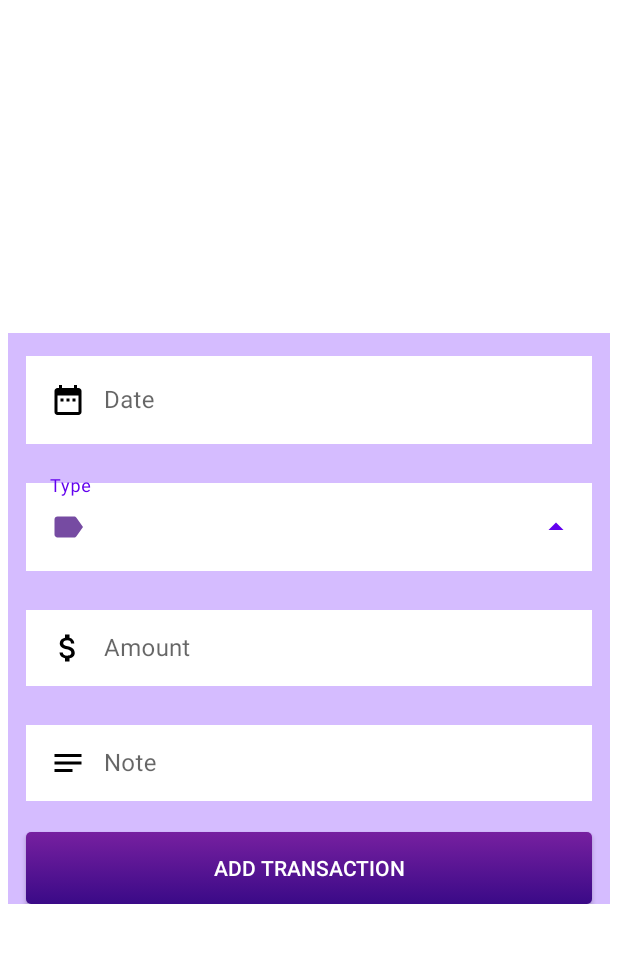
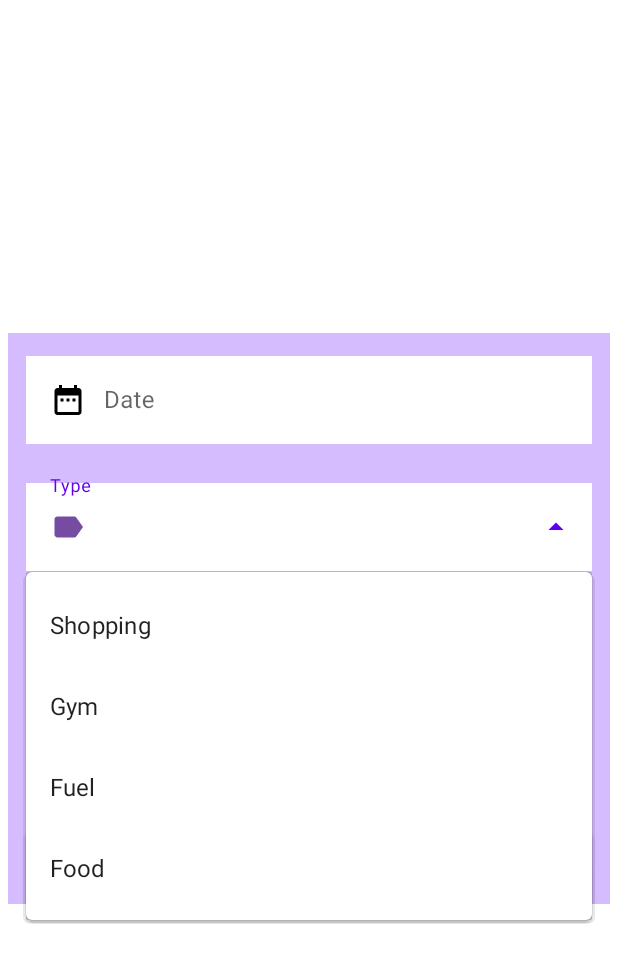
Before and after one commit to IT21200410/Expenso, an Android app: the EditTransaction screen opened directly, with no data from a screen before it, after a tap on an icon or button, on a phone screen of 412 x 824 dp. Shown: the top 963 px of the screen. Run offline under Robolectric (Android 15) with nearby library versions, the phone set to English and light mode, and no system bars.

Commit message:
Displayed Transactions

```diff
--- a/app/src/main/java/com/example/expenso/EditTransaction.kt
+++ b/app/src/main/java/com/example/expenso/EditTransaction.kt
@@ -1,11 +1,76 @@
 package com.example.expenso
 
+import android.app.DatePickerDialog
 import androidx.appcompat.app.AppCompatActivity
 import android.os.Bundle
+import android.widget.ArrayAdapter
+import android.widget.Button
+import android.widget.EditText
+import com.example.expenso.models.Transaction
+import com.google.android.material.textfield.MaterialAutoCompleteTextView
+import java.text.SimpleDateFormat
+import java.util.*
 
 class EditTransaction : AppCompatActivity() {
+    private lateinit var date: EditText
+    private lateinit var submitBtn: Button
+    private lateinit var eType: MaterialAutoCompleteTextView
+    private lateinit var note: EditText
+    private lateinit var amount: EditText
+
     override fun onCreate(savedInstanceState: Bundle?) {
         super.onCreate(savedInstanceState)
         setContentView(R.layout.activity_edit_transaction)
+
+        date = findViewById(R.id.DateInput)
+        submitBtn = findViewById(R.id.btn_add)
+        eType = findViewById(R.id.typeInput)
+        note = findViewById(R.id.noteInput)
+        amount = findViewById(R.id.amountInput)
+
+        val transaction = intent.getParcelableExtra<Transaction>("transaction")
+
+        if ( transaction != null )
+        {
+            date.setText(transaction.date)
+            eType.setText(transaction.expenseType)
+            note.setText(transaction.note)
+            amount.setText(transaction.amount.toString())
+        }
+
+        val myCalendar = Calendar.getInstance()
+        val datePicker = DatePickerDialog.OnDateSetListener { view, year, month, dayOfMonth ->
+            myCalendar.set(Calendar.YEAR, year)
+            myCalendar.set(Calendar.MONTH, month)
+            myCalendar.set(Calendar.DAY_OF_MONTH, dayOfMonth)
+            updateLabel(myCalendar)
+        }
+        val items = listOf(
+            "Shopping",
+            "Gym",
+            "Fuel",
+            "Food"
+        )
+
+        date.setOnClickListener {
+            DatePickerDialog(
+                this,
+                datePicker,
+                myCalendar.get(Calendar.YEAR),
+                myCalendar.get(Calendar.MONTH),
+                myCalendar.get(Calendar.DAY_OF_MONTH)
+            ).show()
+        }
+
+        val adapter = ArrayAdapter(this, R.layout.dropdown, items)
+        eType.setAdapter(adapter)
+    }
+
+    private fun updateLabel(myCalendar:Calendar)
+    {
+        val myFormat = "dd-MM-yyyy"
+        val sdf = SimpleDateFormat(myFormat, Locale.UK)
+        date.setText(sdf.format(myCalendar.time))
+
     }
 }
--- a/app/src/main/java/com/example/expenso/MainActivity.kt
+++ b/app/src/main/java/com/example/expenso/MainActivity.kt
@@ -54,6 +54,10 @@ class MainActivity : AppCompatActivity() {
                 }
                 R.id.nav_expense ->  {
                     startActivity(Intent(this, AddExpense::class.java))
+                    finish()
+                }
+                R.id.nav_reminders -> {
+                    startActivity(Intent(this, Display_Transactions::class.java))
                     finish()
                 }
 
--- a/app/src/main/res/layout/activity_display_transactions.xml
+++ b/app/src/main/res/layout/activity_display_transactions.xml
@@ -16,7 +16,7 @@
         <androidx.recyclerview.widget.RecyclerView
             android:layout_width="match_parent"
             android:layout_height="match_parent"
-            android:id="@id/recyclerView"
+            android:id="@+id/recyclerView"
             android:scrollbars="vertical"
             android:layout_marginTop="20dp"/>
 
```
Also changed, not shown: app/src/main/AndroidManifest.xml (+11 -6 lines), app/src/main/java/com/example/expenso/Display_Transactions.kt (+43 -3 lines), app/src/main/java/com/example/expenso/LoginActivity.kt (+19 -3 lines), app/src/main/java/com/example/expenso/SignUpActivity.kt (+28 -3 lines), app/src/main/java/com/example/expenso/adapters/TransactionAdapter.kt (+12 -1 lines), app/src/main/java/com/example/expenso/firestore/FireStoreClass.kt (+62 -5 lines), app/src/main/java/com/example/expenso/models/Transaction.kt (+33 -1 lines), app/src/main/java/com/example/expenso/models/User.kt (added, +8 -0 lines), app/src/main/java/com/example/expenso/utils/Constants.kt (added, +9 -0 lines), app/src/main/res/layout/recycler_item.xml (+11 -10 lines).
